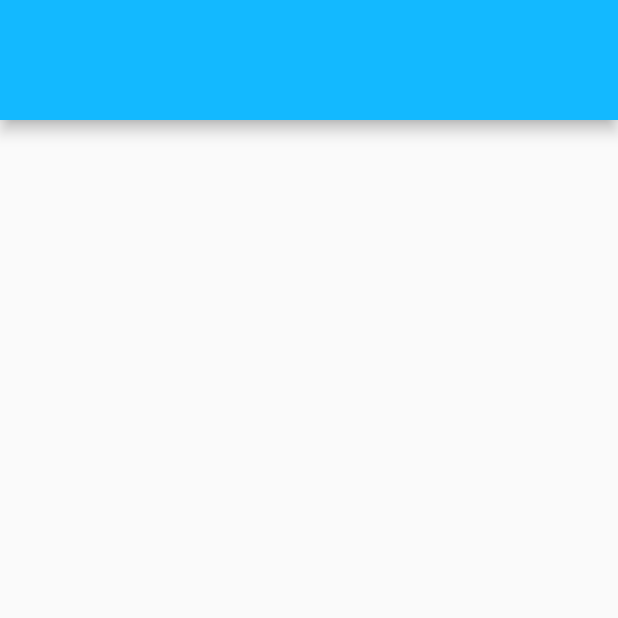
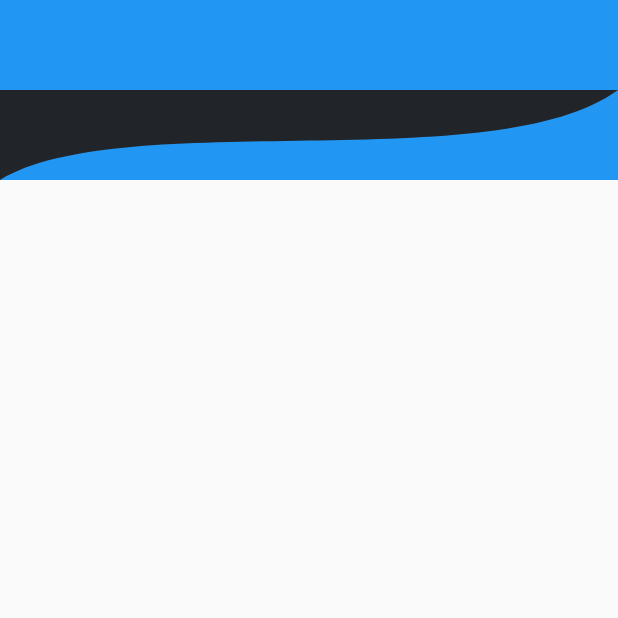
Before and after one commit to Mukhammad1999/show_upp_master, a Flutter app: the screen it shows after launch, on a phone screen of 412 x 824 dp, the top half of it. Run offline on Flutter 3.47's test engine with Material 2 defaults, Android fonts, the phone set to English and light mode, and no system bars; our stand-ins replace bloc, flutter_modular; generated files the repository leaves out were written again; project files that could hold a hidden picture were left out.

Commit message:
feat:added fonts. Added theming

```diff
--- a/master_app/lib/app/ui/presentation/pages/choose_role_page.dart
+++ b/master_app/lib/app/ui/presentation/pages/choose_role_page.dart
@@ -5,8 +5,10 @@
 
   @override
   Widget build(BuildContext context) {
-    return const Scaffold(
-      appBar: CurvedAppBar(),
+    return Scaffold(
+      appBar: CurvedAppBar(
+        backgroundColor: Theme.of(context).primaryColor,
+      ),
     );
   }
 }
@@ -26,33 +28,57 @@
   Widget build(BuildContext context) {
     return AppBar(
       centerTitle: true,
-      bottom: const CurvedBottom(),
+      elevation: 0,
+      bottom: CurvedBottom(
+        backgroundColor: backgroundColor,
+      ),
       title: title != null ? Text(title!) : null,
     );
   }
 
   @override
-  Size get preferredSize => const Size.fromHeight(80);
+  Size get preferredSize => const Size.fromHeight(120);
 }
 
 class CurvedBottom extends StatelessWidget implements PreferredSizeWidget {
   const CurvedBottom({
     super.key,
+    this.backgroundColor,
   });
-
+  final Color? backgroundColor;
   @override
   Widget build(BuildContext context) {
-    return Container();
+    return ClipPath(
+      clipper: CurvatureClipper(),
+      child: Container(
+        color: backgroundColor,
+        height: 60,
+      ),
+    );
   }
 
   @override
-  Size get preferredSize => const Size.fromHeight(30);
+  Size get preferredSize => const Size.fromHeight(60);
 }
 
 class CurvatureClipper extends CustomClipper<Path> {
   @override
   Path getClip(Size size) {
-    throw UnimplementedError();
+    final controlPoint1 = Offset(size.width - size.width / 5, size.height);
+    final controlPoint2 = Offset(size.width / 5, size.height - 50);
+    final endPoint = Offset(0, size.height);
+    //fromRightToLeft
+    return Path()
+      ..lineTo(size.width, 0)
+      ..cubicTo(
+        controlPoint1.dx,
+        controlPoint1.dy,
+        controlPoint2.dx,
+        controlPoint2.dy,
+        endPoint.dx,
+        endPoint.dy,
+      )
+      ..close();
   }
 
   @override
--- /dev/null
+++ b/master_app/lib/app/ui/style/app_colors.dart
@@ -0,0 +1,9 @@
+import 'dart:ui';
+
+import 'package:flutter/material.dart';
+
+abstract class AppColorsLight {
+  static const Color primaryColor = Color(0xFF212529);
+  static const Color backGroundColor = Color(0xFFF8F9FA);
+  static const Color disabledColor = Color(0xFF9CA6B0);
+}
--- /dev/null
+++ b/master_app/lib/app/ui/style/app_theme.dart
@@ -0,0 +1,15 @@
+import 'package:flutter/material.dart';
+import 'package:master_app/app/ui/style/app_colors.dart';
+
+abstract class AppTheme {
+  static ThemeData get lightTheme => ThemeData(
+      brightness: Brightness.light,
+      primaryColor: AppColorsLight.primaryColor,
+      fontFamily: 'Montserrat',
+      backgroundColor: AppColorsLight.backGroundColor,
+      disabledColor: AppColorsLight.disabledColor,
+      appBarTheme: const AppBarTheme(
+        elevation: 0,
+        centerTitle: true,
+      ));
+}
--- /dev/null
+++ b/master_app/lib/app/ui/style/app_typography.dart
@@ -0,0 +1,10 @@
+import 'package:flutter/cupertino.dart';
+
+abstract class AppTypography {
+  /// This style we use for app bar title
+  static const TextStyle appBarTitleStyle = TextStyle(
+    fontFamily: 'Montserrat',
+    fontSize: 14.83,
+    fontWeight: FontWeight.w500,
+  );
+}
--- a/master_app/lib/app/view/app.dart
+++ b/master_app/lib/app/view/app.dart
@@ -9,6 +9,7 @@
 import 'package:flutter_localizations/flutter_localizations.dart';
 import 'package:flutter_modular/flutter_modular.dart';
 import 'package:master_app/app/navigation/navigation_module.dart';
+import 'package:master_app/app/ui/style/app_theme.dart';
 import 'package:master_app/l10n/l10n.dart';
 
 class App extends StatelessWidget {
@@ -17,22 +18,16 @@
   @override
   Widget build(BuildContext context) {
     return ModularApp(
-      module:NavigationModule(),
+      module: NavigationModule(),
       child: MaterialApp.router(
-        theme: ThemeData(
-          appBarTheme: const AppBarTheme(color: Color(0xFF13B9FF)),
-          colorScheme: ColorScheme.fromSwatch(
-            accentColor: const Color(0xFF13B9FF),
-          ),
-        ),
+        theme: AppTheme.lightTheme,
         localizationsDelegates: const [
           AppLocalizations.delegate,
           GlobalMaterialLocalizations.delegate,
         ],
-        supportedLocales: AppLocalizations.supportedLocales, routerDelegate: Modular.routerDelegate,
+        supportedLocales: AppLocalizations.supportedLocales,
+        routerDelegate: Modular.routerDelegate,
         routeInformationParser: Modular.routeInformationParser,
-
-
       ),
     );
   }
```
Also changed, not shown: master_app/pubspec.yaml (+15 -0 lines), master_app/fonts/montserrat/Montserrat-Black.ttf (added), master_app/fonts/montserrat/Montserrat-Bold.ttf (added), master_app/fonts/montserrat/Montserrat-ExtraBold.ttf (added), master_app/fonts/montserrat/Montserrat-ExtraLight.ttf (added), master_app/fonts/montserrat/Montserrat-Light.ttf (added), master_app/fonts/montserrat/Montserrat-Medium.ttf (added), master_app/fonts/montserrat/Montserrat-Regular.ttf (added), master_app/fonts/montserrat/Montserrat-SemiBold.ttf (added), master_app/fonts/montserrat/Montserrat-Thin.ttf (added).
